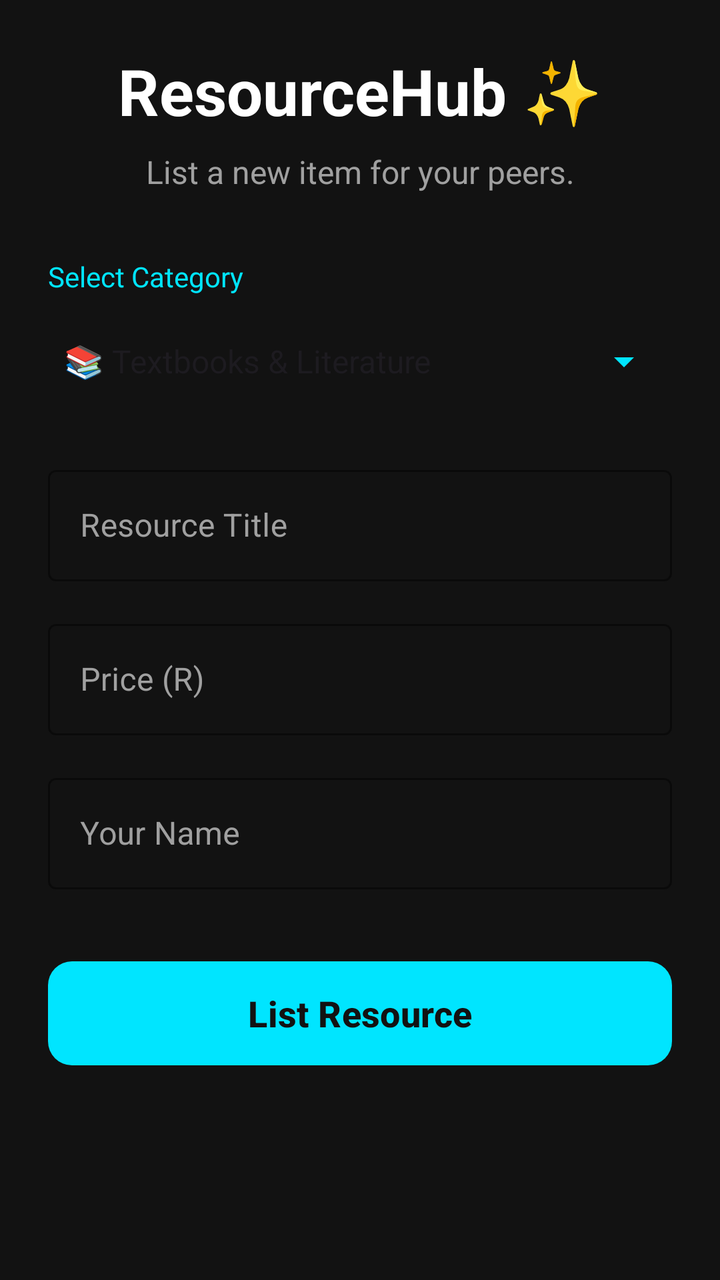
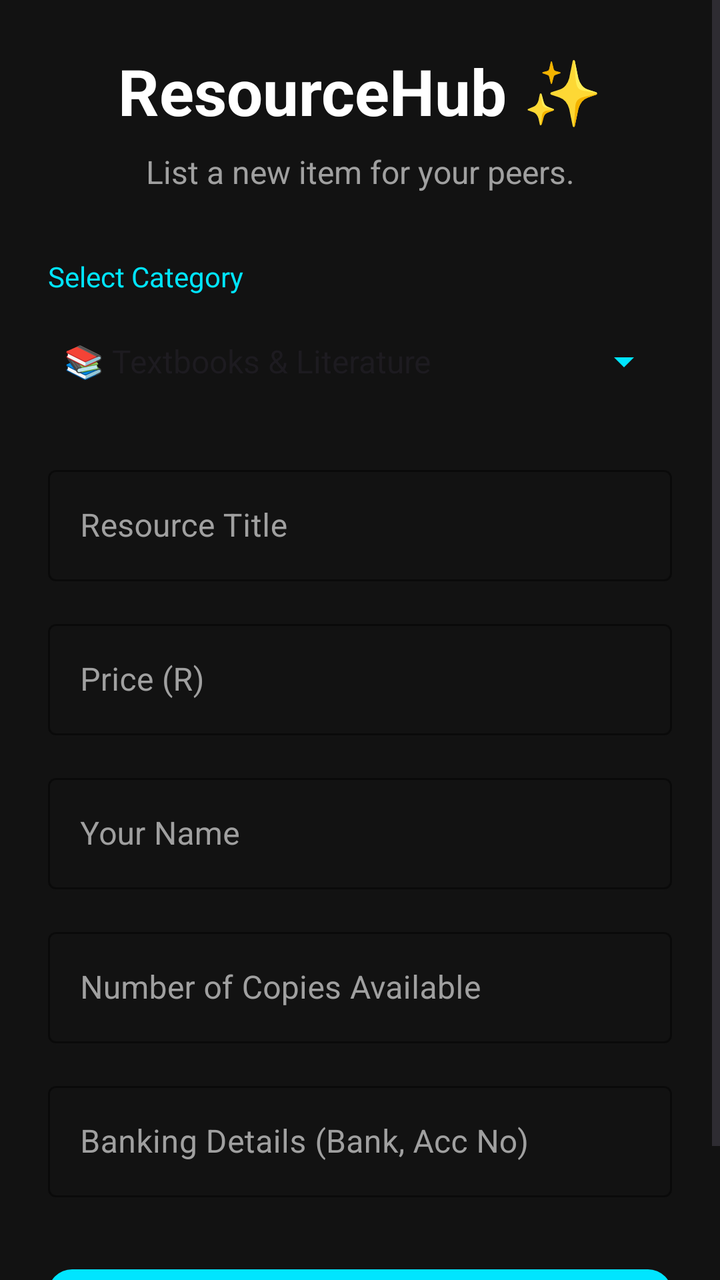

Two renders of the same Android screen: before a commit and after it. Below are the layout's source before the change and the commit's diff.
<!-- AndroidManifest.xml: application theme Theme.TextbookMarketplace -->
<!-- res/layout/activity_add_book.xml -->
<?xml version="1.0" encoding="utf-8"?>
<LinearLayout xmlns:android="http://schemas.android.com/apk/res/android"
    xmlns:app="http://schemas.android.com/apk/res-auto"
    android:layout_width="match_parent"
    android:layout_height="match_parent"
    android:orientation="vertical"
    android:padding="24dp"
    android:background="@color/background_dark">

    <TextView
        android:layout_width="match_parent"
        android:layout_height="wrap_content"
        android:text="ResourceHub ✨"
        android:textSize="32sp"
        android:textStyle="bold"
        android:textColor="@color/text_primary"
        android:layout_marginBottom="8dp"
        android:gravity="center"/>

    <TextView
        android:layout_width="match_parent"
        android:layout_height="wrap_content"
        android:text="List a new item for your peers."
        android:textSize="16sp"
        android:textColor="@color/text_secondary"
        android:layout_marginBottom="32dp"
        android:gravity="center"/>

    <TextView
        android:layout_width="wrap_content"
        android:layout_height="wrap_content"
        android:text="Select Category"
        android:textColor="@color/accent_cyan"
        android:layout_marginBottom="8dp"/>

    <Spinner
        android:id="@+id/spinnerCategory"
        android:layout_width="match_parent"
        android:layout_height="50dp"
        android:backgroundTint="@color/accent_cyan"
        android:entries="@array/category_array"
        android:layout_marginBottom="24dp"/>

    <com.google.android.material.textfield.TextInputLayout
        android:layout_width="match_parent"
        android:layout_height="wrap_content"
        style="@style/Widget.MaterialComponents.TextInputLayout.OutlinedBox"
        app:boxStrokeColor="@color/accent_cyan"
        app:hintTextColor="@color/accent_cyan"
        android:textColorHint="@color/text_secondary"
        android:layout_marginBottom="16dp">

        <com.google.android.material.textfield.TextInputEditText
            android:id="@+id/etTitle"
            android:layout_width="match_parent"
            android:layout_height="wrap_content"
            android:textColor="@color/text_primary"
            android:hint="Resource Title" />
    </com.google.android.material.textfield.TextInputLayout>

    <com.google.android.material.textfield.TextInputLayout
        android:layout_width="match_parent"
        android:layout_height="wrap_content"
        style="@style/Widget.MaterialComponents.TextInputLayout.OutlinedBox"
        app:boxStrokeColor="@color/accent_cyan"
        app:hintTextColor="@color/accent_cyan"
        android:textColorHint="@color/text_secondary"
        android:layout_marginBottom="16dp">

        <com.google.android.material.textfield.TextInputEditText
            android:id="@+id/etPrice"
            android:layout_width="match_parent"
            android:layout_height="wrap_content"
            android:inputType="numberDecimal"
            android:textColor="@color/text_primary"
            android:hint="Price (R)" />
    </com.google.android.material.textfield.TextInputLayout>

    <com.google.android.material.textfield.TextInputLayout
        android:layout_width="match_parent"
        android:layout_height="wrap_content"
        style="@style/Widget.MaterialComponents.TextInputLayout.OutlinedBox"
        app:boxStrokeColor="@color/accent_cyan"
        app:hintTextColor="@color/accent_cyan"
        android:textColorHint="@color/text_secondary"
        android:layout_marginBottom="32dp">

        <com.google.android.material.textfield.TextInputEditText
            android:id="@+id/etSeller"
            android:layout_width="match_parent"
            android:layout_height="wrap_content"
            android:textColor="@color/text_primary"
            android:hint="Your Name" />
    </com.google.android.material.textfield.TextInputLayout>

    <com.google.android.material.button.MaterialButton
        android:id="@+id/btnSave"
        android:layout_width="match_parent"
        android:layout_height="60dp"
        android:text="List Resource"
        android:textSize="18sp"
        android:textStyle="bold"
        app:cornerRadius="12dp"
        app:backgroundTint="@color/accent_cyan"
        android:textColor="@color/background_dark"/>

</LinearLayout>
<!-- resources referenced by this layout -->
<resources>
  <string-array name="category_array">
          <item>📚 Textbooks &amp; Literature</item>
          <item>💻 Tech &amp; Electronics</item>
          <item>📐 Applied Math &amp; Science</item>
          <item>📝 Study Notes &amp; Summaries</item>
          <item>💡 Peer Tutoring</item>
          <item>🏋️ Health &amp; Fitness</item>
      </string-array>
  <color name="accent_cyan">#00E5FF</color>
  <color name="background_dark">#121212</color>
  <color name="text_primary">#FFFFFF</color>
  <color name="text_secondary">#A0A0A0</color>
  <style name="Theme.TextbookMarketplace" parent="Base.Theme.TextbookMarketplace" />
  <style name="Base.Theme.TextbookMarketplace" parent="Theme.Material3.DayNight.NoActionBar">
          
          
      </style>
</resources>

<!-- the commit's change to res/layout/activity_add_book.xml (unified diff, before → after) -->
@@ -1,107 +1,147 @@
 <?xml version="1.0" encoding="utf-8"?>
-<LinearLayout xmlns:android="http://schemas.android.com/apk/res/android"
+<ScrollView xmlns:android="http://schemas.android.com/apk/res/android"
     xmlns:app="http://schemas.android.com/apk/res-auto"
     android:layout_width="match_parent"
     android:layout_height="match_parent"
-    android:orientation="vertical"
-    android:padding="24dp"
     android:background="@color/background_dark">
 
-    <TextView
+    <LinearLayout
         android:layout_width="match_parent"
         android:layout_height="wrap_content"
-        android:text="ResourceHub ✨"
-        android:textSize="32sp"
-        android:textStyle="bold"
-        android:textColor="@color/text_primary"
-        android:layout_marginBottom="8dp"
-        android:gravity="center"/>
+        android:orientation="vertical"
+        android:padding="24dp">
 
-    <TextView
-        android:layout_width="match_parent"
-        android:layout_height="wrap_content"
-        android:text="List a new item for your peers."
-        android:textSize="16sp"
-        android:textColor="@color/text_secondary"
-        android:layout_marginBottom="32dp"
-        android:gravity="center"/>
-
-    <TextView
-        android:layout_width="wrap_content"
-        android:layout_height="wrap_content"
-        android:text="Select Category"
-        android:textColor="@color/accent_cyan"
-        android:layout_marginBottom="8dp"/>
-
-    <Spinner
-        android:id="@+id/spinnerCategory"
-        android:layout_width="match_parent"
-        android:layout_height="50dp"
-        android:backgroundTint="@color/accent_cyan"
-        android:entries="@array/category_array"
-        android:layout_marginBottom="24dp"/>
-
-    <com.google.android.material.textfield.TextInputLayout
-        android:layout_width="match_parent"
-        android:layout_height="wrap_content"
-        style="@style/Widget.MaterialComponents.TextInputLayout.OutlinedBox"
-        app:boxStrokeColor="@color/accent_cyan"
-        app:hintTextColor="@color/accent_cyan"
-        android:textColorHint="@color/text_secondary"
-        android:layout_marginBottom="16dp">
-
-        <com.google.android.material.textfield.TextInputEditText
-            android:id="@+id/etTitle"
+        <TextView
             android:layout_width="match_parent"
             android:layout_height="wrap_content"
+            android:text="ResourceHub ✨"
+            android:textSize="32sp"
+            android:textStyle="bold"
             android:textColor="@color/text_primary"
-            android:hint="Resource Title" />
-    </com.google.android.material.textfield.TextInputLayout>
+            android:layout_marginBottom="8dp"
+            android:gravity="center"/>
 
-    <com.google.android.material.textfield.TextInputLayout
-        android:layout_width="match_parent"
-        android:layout_height="wrap_content"
-        style="@style/Widget.MaterialComponents.TextInputLayout.OutlinedBox"
-        app:boxStrokeColor="@color/accent_cyan"
-        app:hintTextColor="@color/accent_cyan"
-        android:textColorHint="@color/text_secondary"
-        android:layout_marginBottom="16dp">
-
-        <com.google.android.material.textfield.TextInputEditText
-            android:id="@+id/etPrice"
+        <TextView
             android:layout_width="match_parent"
             android:layout_height="wrap_content"
-            android:inputType="numberDecimal"
-            android:textColor="@color/text_primary"
-            android:hint="Price (R)" />
-    </com.google.android.material.textfield.TextInputLayout>
+            android:text="List a new item for your peers."
+            android:textSize="16sp"
+            android:textColor="@color/text_secondary"
+            android:layout_marginBottom="32dp"
+            android:gravity="center"/>
 
-    <com.google.android.material.textfield.TextInputLayout
-        android:layout_width="match_parent"
-        android:layout_height="wrap_content"
-        style="@style/Widget.MaterialComponents.TextInputLayout.OutlinedBox"
-        app:boxStrokeColor="@color/accent_cyan"
-        app:hintTextColor="@color/accent_cyan"
-        android:textColorHint="@color/text_secondary"
-        android:layout_marginBottom="32dp">
+        <TextView
+            android:layout_width="wrap_content"
+            android:layout_height="wrap_content"
+            android:text="Select Category"
+            android:textColor="@color/accent_cyan"
+            android:layout_marginBottom="8dp"/>
 
-        <com.google.android.material.textfield.TextInputEditText
-            android:id="@+id/etSeller"
+        <Spinner
+            android:id="@+id/spinnerCategory"
+            android:layout_width="match_parent"
+            android:layout_height="50dp"
+            android:backgroundTint="@color/accent_cyan"
+            android:entries="@array/category_array"
+            android:layout_marginBottom="24dp"/>
+
+        <com.google.android.material.textfield.TextInputLayout
             android:layout_width="match_parent"
             android:layout_height="wrap_content"
-            android:textColor="@color/text_primary"
-            android:hint="Your Name" />
-    </com.google.android.material.textfield.TextInputLayout>
+            style="@style/Widget.MaterialComponents.TextInputLayout.OutlinedBox"
+            app:boxStrokeColor="@color/accent_cyan"
+            app:hintTextColor="@color/accent_cyan"
+            android:textColorHint="@color/text_secondary"
+            android:layout_marginBottom="16dp">
 
-    <com.google.android.material.button.MaterialButton
-        android:id="@+id/btnSave"
-        android:layout_width="match_parent"
-        android:layout_height="60dp"
-        android:text="List Resource"
-        android:textSize="18sp"
-        android:textStyle="bold"
-        app:cornerRadius="12dp"
-        app:backgroundTint="@color/accent_cyan"
-        android:textColor="@color/background_dark"/>
+            <com.google.android.material.textfield.TextInputEditText
+                android:id="@+id/etTitle"
+                android:layout_width="match_parent"
+                android:layout_height="wrap_content"
+                android:textColor="@color/text_primary"
+                android:hint="Resource Title" />
+        </com.google.android.material.textfield.TextInputLayout>
 
-</LinearLayout>
+        <com.google.android.material.textfield.TextInputLayout
+            android:layout_width="match_parent"
+            android:layout_height="wrap_content"
+            style="@style/Widget.MaterialComponents.TextInputLayout.OutlinedBox"
+            app:boxStrokeColor="@color/accent_cyan"
+            app:hintTextColor="@color/accent_cyan"
+            android:textColorHint="@color/text_secondary"
+            android:layout_marginBottom="16dp">
+
+            <com.google.android.material.textfield.TextInputEditText
+                android:id="@+id/etPrice"
+                android:layout_width="match_parent"
+                android:layout_height="wrap_content"
+                android:inputType="numberDecimal"
+                android:textColor="@color/text_primary"
+                android:hint="Price (R)" />
+        </com.google.android.material.textfield.TextInputLayout>
+
+        <com.google.android.material.textfield.TextInputLayout
+            android:layout_width="match_parent"
+            android:layout_height="wrap_content"
+            style="@style/Widget.MaterialComponents.TextInputLayout.OutlinedBox"
+            app:boxStrokeColor="@color/accent_cyan"
+            app:hintTextColor="@color/accent_cyan"
+            android:textColorHint="@color/text_secondary"
+            android:layout_marginBottom="16dp">
+
+            <com.google.android.material.textfield.TextInputEditText
+                android:id="@+id/etSeller"
+                android:layout_width="match_parent"
+                android:layout_height="wrap_content"
+                android:textColor="@color/text_primary"
+                android:hint="Your Name" />
+        </com.google.android.material.textfield.TextInputLayout>
+
+        <com.google.android.material.textfield.TextInputLayout
+            android:layout_width="match_parent"
+            android:layout_height="wrap_content"
+            style="@style/Widget.MaterialComponents.TextInputLayout.OutlinedBox"
+            app:boxStrokeColor="@color/accent_cyan"
+            app:hintTextColor="@color/accent_cyan"
+            android:textColorHint="@color/text_secondary"
+            android:layout_marginBottom="16dp">
+
+            <com.google.android.material.textfield.TextInputEditText
+                android:id="@+id/etCopies"
+                android:layout_width="match_parent"
+                android:layout_height="wrap_content"
+                android:inputType="number"
+                android:textColor="@color/text_primary"
+                android:hint="Number of Copies Available" />
+        </com.google.android.material.textfield.TextInputLayout>
+
+        <com.google.android.material.textfield.TextInputLayout
+            android:layout_width="match_parent"
+            android:layout_height="wrap_content"
+            style="@style/Widget.MaterialComponents.TextInputLayout.OutlinedBox"
+            app:boxStrokeColor="@color/accent_cyan"
+            app:hintTextColor="@color/accent_cyan"
+            android:textColorHint="@color/text_secondary"
+            android:layout_marginBottom="32dp">
+
+            <com.google.android.material.textfield.TextInputEditText
+                android:id="@+id/etBankingInfo"
+                android:layout_width="match_parent"
+                android:layout_height="wrap_content"
+                android:textColor="@color/text_primary"
+                android:hint="Banking Details (Bank, Acc No)" />
+        </com.google.android.material.textfield.TextInputLayout>
+
+        <com.google.android.material.button.MaterialButton
+            android:id="@+id/btnSave"
+            android:layout_width="match_parent"
+            android:layout_height="60dp"
+            android:text="List Resource"
+            android:textSize="18sp"
+            android:textStyle="bold"
+            app:cornerRadius="12dp"
+            app:backgroundTint="@color/accent_cyan"
+            android:textColor="@color/background_dark"/>
+
+    </LinearLayout>
+</ScrollView>
